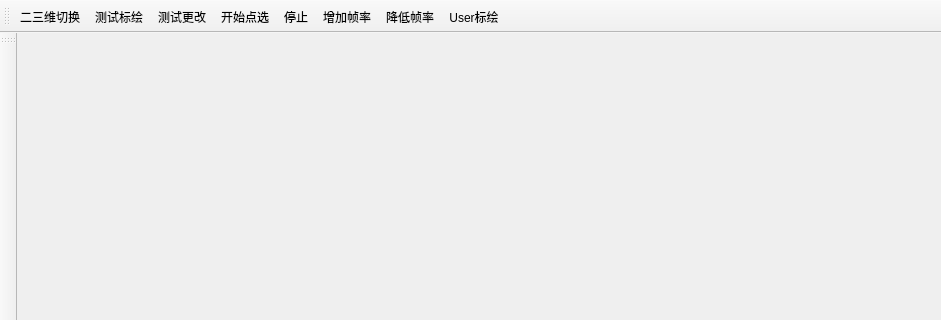
Above: LoadMap/mainwindow.ui from MJYCo-Ltd/Map before the change; both pictures show x 0 to 941 and y 0 to 320 of the 941 by 462 pixel window. Below: the same form after it.
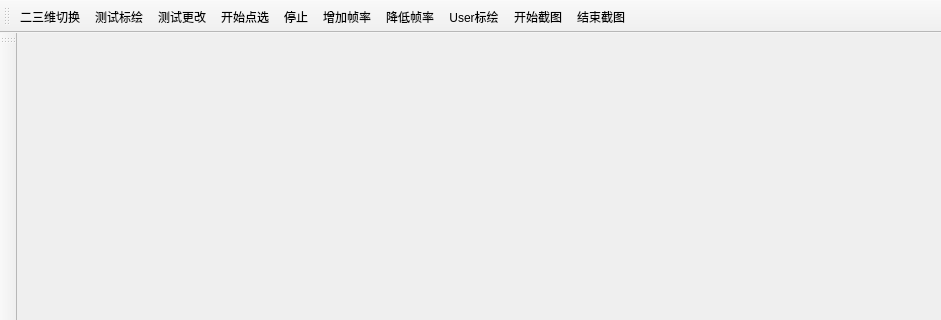
That is the form after the change.

Commit message: 1、解决闪烁问题 2、解决变色问题 3、增加开始截图和终止截图功能 4、适配最新的osg和osgearth

The edit to the form file:
```diff
--- a/LoadMap/mainwindow.ui
+++ b/LoadMap/mainwindow.ui
@@ -39,6 +39,8 @@
    <addaction name="action_5"/>
    <addaction name="action_6"/>
    <addaction name="action12"/>
+   <addaction name="BeginCapture"/>
+   <addaction name="endCapture"/>
   </widget>
   <widget class="QStatusBar" name="statusBar"/>
   <widget class="QToolBar" name="toolBar">
@@ -98,6 +100,16 @@
     <string>User标绘</string>
    </property>
   </action>
+  <action name="BeginCapture">
+   <property name="text">
+    <string>开始截图</string>
+   </property>
+  </action>
+  <action name="endCapture">
+   <property name="text">
+    <string>结束截图</string>
+   </property>
+  </action>
  </widget>
  <layoutdefault spacing="6" margin="11"/>
  <resources/>
```
The commit also changes 15 other files.
